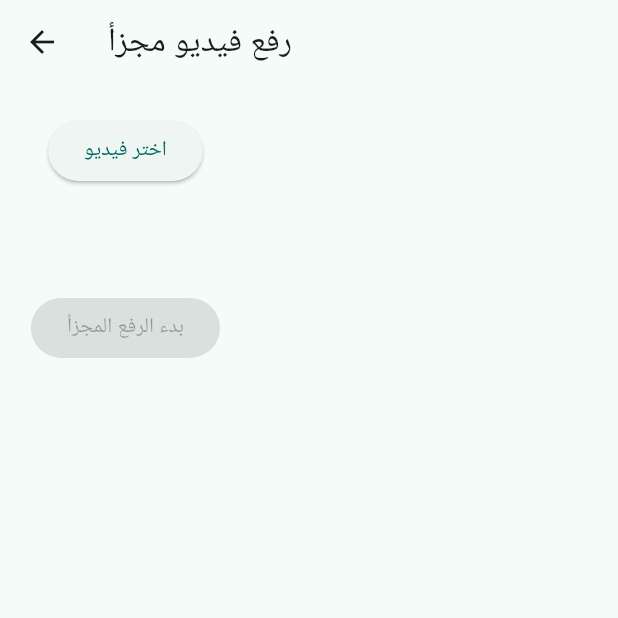
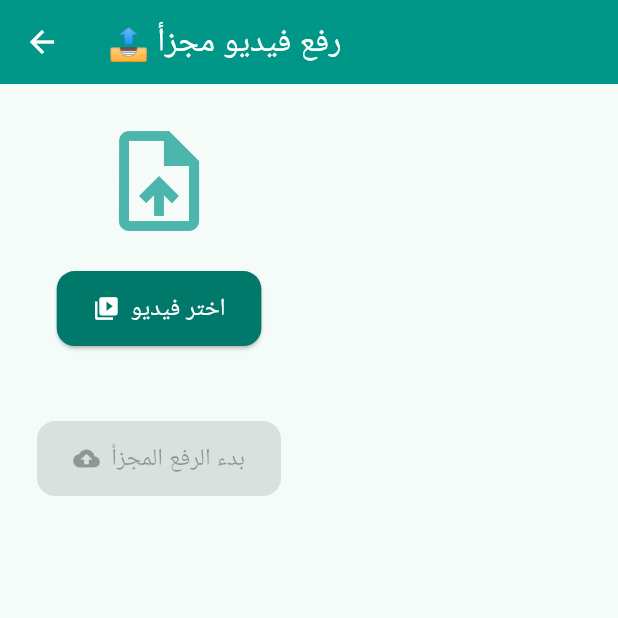
Before and after one commit to BAYOOPRO/bus-video-app, a Flutter app: the UploadVideoScreen screen opened by its route, on a phone screen of 412 x 824 dp, the top half of it. Run offline on Flutter 3.47's test engine with Material 3 defaults, Android fonts, the phone set to English and light mode, and no system bars; our stand-ins replace connectivity_plus, dio, file_picker, get, shared_preferences, video_player; accounts and stored records are empty.

Commit message:
polish upload video screen UI

```diff
--- a/lib/screens/upload_video_screen.dart
+++ b/lib/screens/upload_video_screen.dart
@@ -55,20 +55,43 @@ class _UploadVideoScreenState extends State<UploadVideoScreen> {
     final size = MediaQuery.of(context).size;
 
     return Scaffold(
-      appBar: AppBar(title: const Text("رفع فيديو مجزأ")),
-      body: Padding(
-        padding: EdgeInsets.all(size.width * 0.05),
+      appBar: AppBar(
+        title: const Text("📤 رفع فيديو مجزأ"),
+        backgroundColor: Colors.teal,
+        foregroundColor: Colors.white,
+      ),
+      body: SingleChildScrollView(
+        padding: EdgeInsets.all(size.width * 0.06),
         child: Column(
           crossAxisAlignment: CrossAxisAlignment.center,
           children: [
-            ElevatedButton(
+            Icon(Icons.upload_file, size: 80, color: Colors.teal.shade300),
+            const SizedBox(height: 20),
+
+            ElevatedButton.icon(
               onPressed: _pickVideo,
-              child: const Text("اختر فيديو"),
+              icon: const Icon(Icons.video_library),
+              label: const Text("اختر فيديو"),
+              style: ElevatedButton.styleFrom(
+                backgroundColor: Colors.teal.shade700,
+                foregroundColor: Colors.white,
+                padding: const EdgeInsets.symmetric(horizontal: 24, vertical: 14),
+                textStyle: const TextStyle(fontSize: 16),
+                shape: RoundedRectangleBorder(
+                  borderRadius: BorderRadius.circular(12),
+                ),
+              ),
             ),
+
             const SizedBox(height: 20),
+
             if (_videoFile != null)
-              Text("تم اختيار: ${basename(_videoFile!.path)}"),
-            const SizedBox(height: 20),
+              Text(
+                "🎬 تم اختيار: ${basename(_videoFile!.path)}",
+                style: const TextStyle(fontSize: 16),
+              ),
+
+            const SizedBox(height: 30),
 
             // بروجرس لكل جزء
             ValueListenableBuilder<double>(
@@ -76,17 +99,17 @@ class _UploadVideoScreenState extends State<UploadVideoScreen> {
               builder: (context, chunkProgress, child) {
                 return chunkProgress > 0 && chunkProgress < 1
                     ? Column(
+                  crossAxisAlignment: CrossAxisAlignment.start,
                   children: [
                     LinearProgressIndicator(value: chunkProgress),
                     const SizedBox(height: 8),
                     Text("رفع جزء: ${(chunkProgress * 100).toStringAsFixed(0)}%"),
+                    const SizedBox(height: 20),
                   ],
                 )
                     : const SizedBox();
               },
             ),
-
-            const SizedBox(height: 10),
 
             // بروجرس الإجمالي
             ValueListenableBuilder<double>(
@@ -94,35 +117,44 @@ class _UploadVideoScreenState extends State<UploadVideoScreen> {
               builder: (context, totalProgress, child) {
                 return totalProgress > 0
                     ? Column(
+                  crossAxisAlignment: CrossAxisAlignment.start,
                   children: [
                     LinearProgressIndicator(value: totalProgress),
                     const SizedBox(height: 8),
-                    Text("إجمالي التقدم: ${(totalProgress * 100).toStringAsFixed(0)}%"),
+                    Text("📊 إجمالي التقدم: ${(totalProgress * 100).toStringAsFixed(0)}%"),
+                    const SizedBox(height: 30),
                   ],
                 )
                     : const SizedBox();
               },
             ),
 
-            const SizedBox(height: 20),
-
             _isUploading
                 ? const CircularProgressIndicator()
-                : ElevatedButton(
+                : ElevatedButton.icon(
               onPressed: _videoFile == null ? null : _uploadVideo,
+              icon: const Icon(Icons.cloud_upload),
+              label: const Text("بدء الرفع المجزأ"),
               style: ElevatedButton.styleFrom(
                 backgroundColor: Colors.teal,
                 foregroundColor: Colors.white,
+                padding: const EdgeInsets.symmetric(horizontal: 24, vertical: 14),
+                textStyle: const TextStyle(fontSize: 16),
+                shape: RoundedRectangleBorder(
+                  borderRadius: BorderRadius.circular(12),
+                ),
               ),
-              child: const Text("بدء الرفع المجزأ"),
             ),
 
-            const SizedBox(height: 20),
+            const SizedBox(height: 25),
 
             if (_statusMessage != null)
               Text(
                 _statusMessage!,
+                textAlign: TextAlign.center,
                 style: TextStyle(
+                  fontSize: 16,
+                  fontWeight: FontWeight.bold,
                   color: _statusMessage!.contains("تم") ? Colors.green : Colors.red,
                 ),
               ),
```
